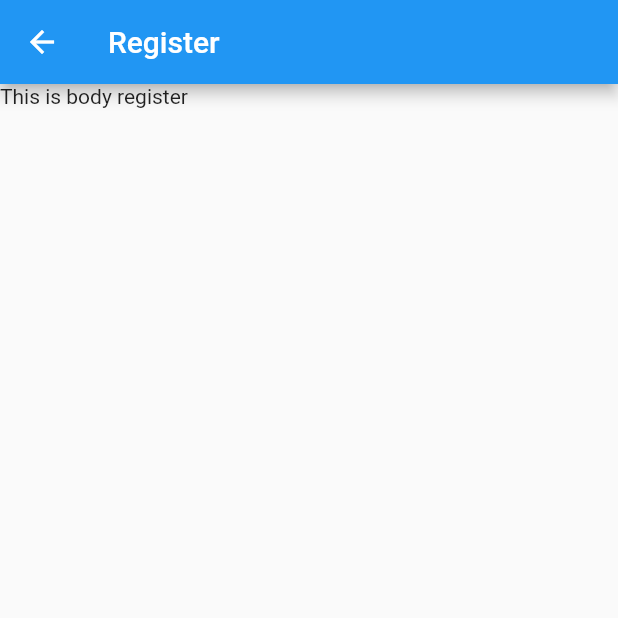
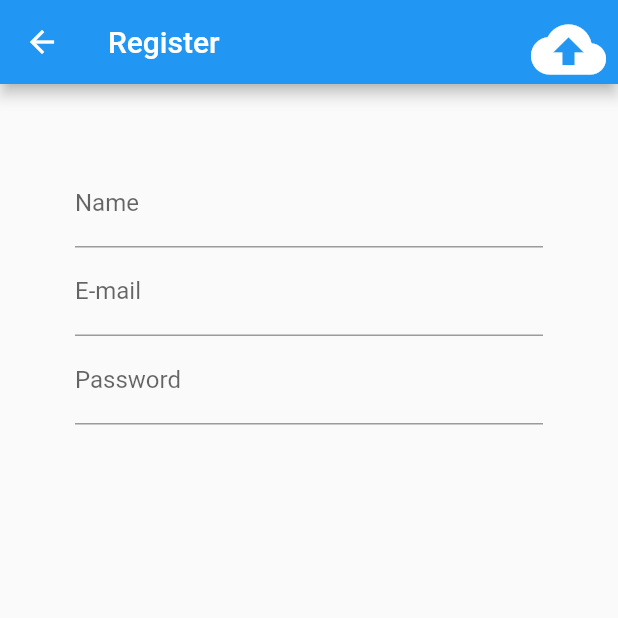
Before and after one commit to penquin501/sun_authen, a Flutter app: the Register screen opened directly, on a phone screen of 412 x 824 dp, the top half of it. Run offline on Flutter 3.47's test engine with Material 2 defaults, Android fonts, the phone set to English and light mode, and no system bars.

Commit message:
done register page

```diff
--- a/lib/screens/register.dart
+++ b/lib/screens/register.dart
@@ -9,8 +9,57 @@ class _RegisterState extends State<Register> {
   @override
   Widget build(BuildContext context) {
     return Scaffold(
-      appBar: AppBar(title: Text('Register')),
-      body: Text('This is body register'),
+      appBar: AppBar(
+        title: Text('Register'),
+        actions: <Widget>[
+          IconButton(
+            icon: Icon(Icons.cloud_upload),
+            iconSize: 50.0,
+            tooltip: 'Upload To server',
+            onPressed: () {
+              print('You click upload');
+            },
+          )
+        ],
+      ),
+      body: ListView(
+        children: <Widget>[
+          Container(
+            margin: EdgeInsets.only(left: 50.0, right: 50.0, top: 50.0),
+            child: nameTextField(),
+          ),
+          Container(
+            margin: EdgeInsets.only(
+              left: 50.0,
+              right: 50.0,
+            ),
+            child: emailTextField(),
+          ),
+          Container(
+            margin: EdgeInsets.only(left: 50.0, right: 50.0),
+            child: passwordTextField(),
+          )
+        ],
+      ),
     );
   }
 }
+
+Widget nameTextField() {
+  return TextFormField(
+    decoration: InputDecoration(labelText: 'Name', hintText: 'your name'),
+  );
+}
+
+Widget emailTextField() {
+  return TextFormField(
+    decoration: InputDecoration(labelText: 'E-mail', hintText: 'abc@email.com'),
+  );
+}
+
+Widget passwordTextField() {
+  return TextFormField(
+    decoration:
+        InputDecoration(labelText: 'Password', hintText: 'more 5 letters'),
+  );
+}
```
